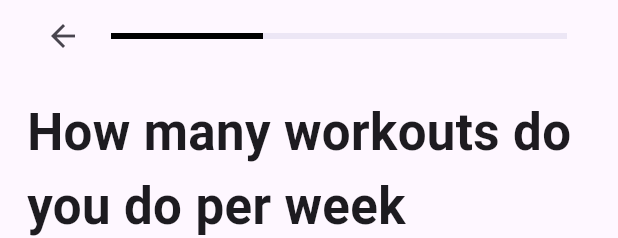
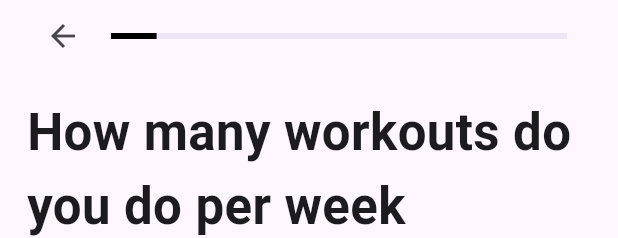
Before and after one commit to giahuyto3107/NutriPal, a Flutter app: the MultipleStepForm widget shown alone on an empty page, opened directly, swiped to page 2, on a phone screen of 412 x 824 dp. Shown: the top 238 px of the screen. Run offline on Flutter 3.47's test engine with Material 3 defaults, Android fonts, the phone set to English and light mode, and no system bars; our stand-ins replace confetti, flutter_svg, numberpicker; project files that could hold a hidden picture were left out.

Commit message:
Add complete route

```diff
--- a/nutripal/lib/src/features/articles/presentation/view/user_profile/appreciate_page.dart
+++ b/nutripal/lib/src/features/articles/presentation/view/user_profile/appreciate_page.dart
@@ -3,10 +3,9 @@ import 'package:confetti/confetti.dart';
 import 'package:flutter/material.dart';
 
 class AppreaciatePage extends StatefulWidget {
-  final int currentStep;
   final ConfettiController confettiController;
 
-  const AppreaciatePage({super.key, required this.currentStep, required this.confettiController});
+  const AppreaciatePage({super.key, required this.confettiController});
 
   @override
   State<AppreaciatePage> createState() => _AppreaciatePageState();
--- a/nutripal/lib/src/features/articles/presentation/view/user_profile/user_profile_input.dart
+++ b/nutripal/lib/src/features/articles/presentation/view/user_profile/user_profile_input.dart
@@ -34,57 +34,26 @@ class _MultipleStepFormState extends State<MultipleStepForm> {
   @override
   void initState() {
     super.initState();
-
-    // _stepValidators = {
-
-    //  0: (store) => _currentStep == 0 && store.input.gender != null && store.input.gender!.isNotEmpty,
-
-    //  1: (store) => _currentStep == 1 && store.input.workoutFrequency != null && store.input.workoutFrequency!.isNotEmpty,
-
-    //  2: (store) => _currentStep == 2 && store.input.height != null && store.input.height!.isNotEmpty
-
-    //         && store.input.weight != null && store.input.weight!.isNotEmpty,
-
-    //  3: (store) => _currentStep == 3 && store.input.dob != null && store.input.dob!.isNotEmpty,
-
-    //  4: (store) => _currentStep == 4 && store.input.goal != null && store.input.goal!.isNotEmpty,
-
-    //  5: (store) => _currentStep == 5 && store.input.desiredWeight != null && store.input.desiredWeight!.isNotEmpty,
-
-    //  6: (store) => _currentStep == 6 && store.input.reachingGoalSpeed != null && store.input.reachingGoalSpeed!.isNotEmpty,
-
-    //  7: (store) => true,
-
-    //  8: (store) => true,
-
-    //  9: (store) => true,
-
-    //  10: (store) => true, // Placeholder for the last step
-
-    // };
-
     _stepValidators = {
-      0:
-          (store) =>
-              _currentStep == 0 &&
-              store.input.gender != null &&
-              store.input.gender!.isNotEmpty,
-
-      1:
-          (store) =>
-              _currentStep == 1 &&
-              store.input.workoutFrequency != null &&
-              store.input.workoutFrequency!.isNotEmpty,
-
-      2: (store) => true,
+      0: (store) => _currentStep == 0 && store.input.gender != null && store.input.gender!.isNotEmpty,
+      1: (store) => _currentStep == 1 && store.input.workoutFrequency != null && store.input.workoutFrequency!.isNotEmpty,
+      2: (store) => _currentStep == 2 && store.input.height != null && store.input.height!.isNotEmpty
+              && store.input.weight != null && store.input.weight!.isNotEmpty,
+      3: (store) => _currentStep == 3 && store.input.dob != null && store.input.dob!.isNotEmpty,
+      4: (store) => _currentStep == 4 && store.input.goal != null && store.input.goal!.isNotEmpty,
+      5: (store) => _currentStep == 5 && store.input.desiredWeight != null && store.input.desiredWeight!.isNotEmpty,
+      6: (store) => _currentStep == 6 && store.input.reachingGoalSpeed != null && store.input.reachingGoalSpeed!.isNotEmpty,
+      7: (store) => true,
+      8: (store) => true,
+      9: (store) => true,
+      10: (store) => true, // Placeholder for the last step
     };
 
     confettiController = ConfettiController(
       duration: const Duration(seconds: 5),
     );
     _pageController.addListener(() {
-      if (_pageController.page == 2) {
-        // Assuming ConfettiPage is at index 1
+      if (_pageController.page == 8) {
         confettiController.play();
       }
     });
@@ -92,22 +61,14 @@ class _MultipleStepFormState extends State<MultipleStepForm> {
     _pages = [
       GenderPage(),
       WorkoutFrequencyPage(),
-      //  HeightAndWeightPage(),
-
-      //  DateOfBirthPage(),
-
-      //  GoalPage(),
-
-      //  DesiredWeight(),
-
-      //  HowFastPage(),
-
-      //  AskForNotificationPage(),
-      AppreaciatePage(
-        currentStep: _currentStep,
-        confettiController: confettiController,
-      ),
-      //  RecommendationPage()
+      HeightAndWeightPage(),
+      DateOfBirthPage(),
+      GoalPage(),
+      DesiredWeight(),
+      HowFastPage(),
+      AskForNotificationPage(),
+      AppreaciatePage(confettiController: confettiController),
+      RecommendationPage()
     ];
   }
 
```
